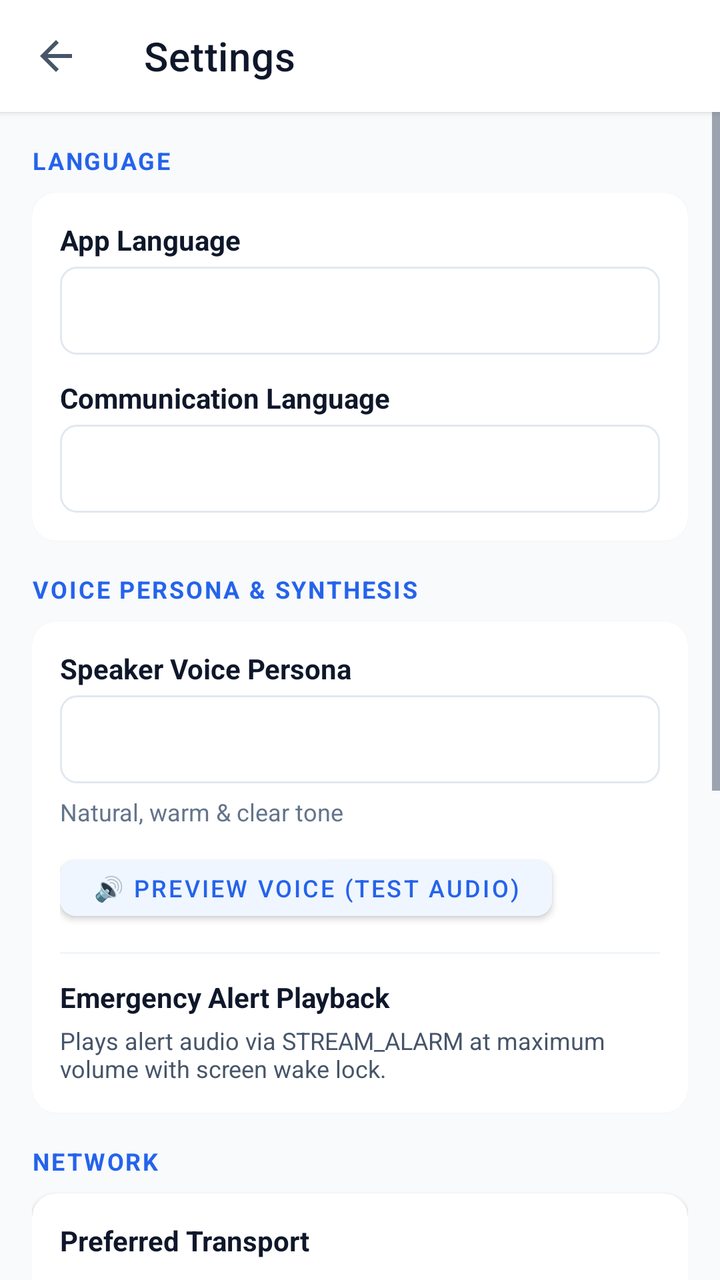
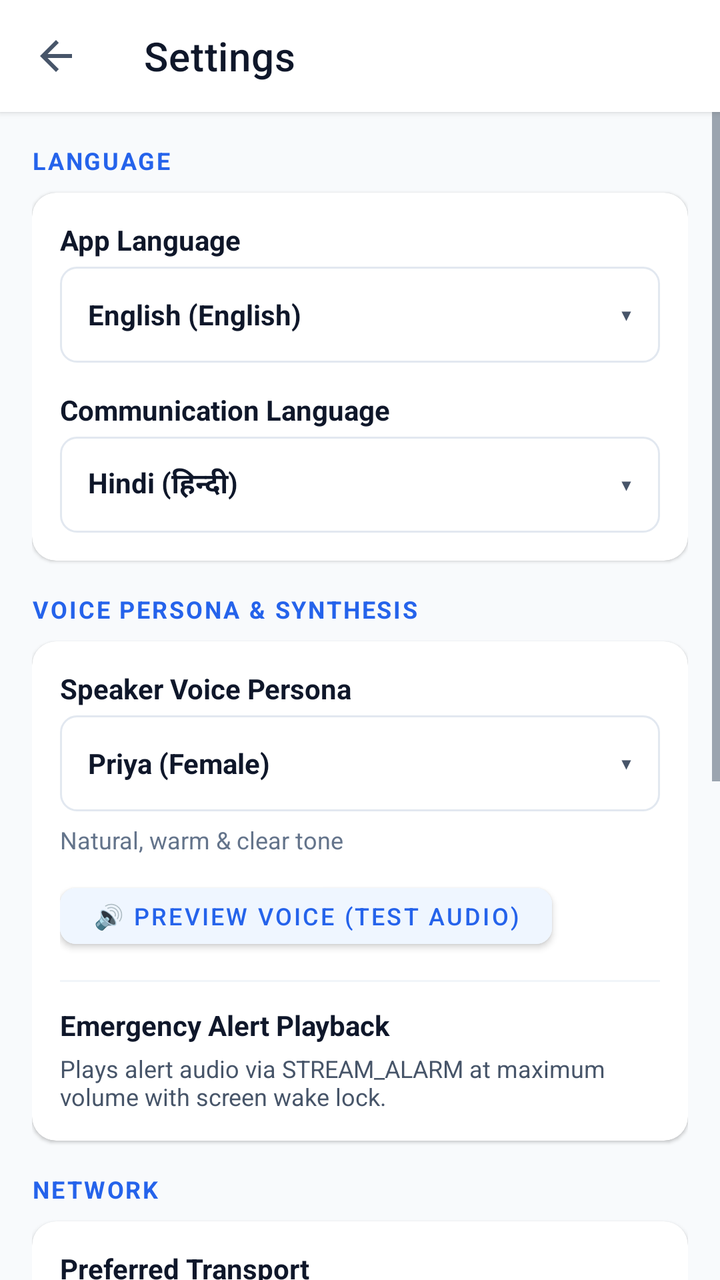

Before-and-after screenshots of an Android layout around one commit, followed by the original layout XML and the change that was made.
<!-- AndroidManifest.xml: application theme Theme.ITantra -->
<!-- res/layout/activity_settings.xml -->
<?xml version="1.0" encoding="utf-8"?>
<LinearLayout
    xmlns:android="http://schemas.android.com/apk/res/android"
    xmlns:app="http://schemas.android.com/apk/res-auto"
    android:layout_width="match_parent"
    android:layout_height="match_parent"
    android:orientation="vertical"
    android:background="@color/bg_screen">

    
    <androidx.appcompat.widget.Toolbar
        android:id="@+id/toolbar"
        android:layout_width="match_parent"
        android:layout_height="?attr/actionBarSize"
        android:background="@color/bg_card"
        android:elevation="2dp"
        app:title="@string/title_settings"
        app:titleTextColor="@color/text_primary"
        app:navigationIcon="?attr/homeAsUpIndicator"/>

    <ScrollView
        android:layout_width="match_parent"
        android:layout_height="match_parent"
        android:fillViewport="true">

        <LinearLayout
            android:layout_width="match_parent"
            android:layout_height="wrap_content"
            android:orientation="vertical"
            android:padding="16dp">

            
            <TextView
                android:layout_width="wrap_content"
                android:layout_height="wrap_content"
                android:text="@string/section_language"
                android:textColor="@color/primary_blue"
                android:textSize="12sp"
                android:textStyle="bold"
                android:letterSpacing="0.08"
                android:layout_marginBottom="8dp"/>

            <androidx.cardview.widget.CardView
                android:layout_width="match_parent"
                android:layout_height="wrap_content"
                android:layout_marginBottom="16dp"
                app:cardBackgroundColor="@color/bg_card"
                app:cardCornerRadius="12dp"
                app:cardElevation="1dp">

                <LinearLayout
                    android:layout_width="match_parent"
                    android:layout_height="wrap_content"
                    android:orientation="vertical"
                    android:padding="14dp">

                    <TextView
                        android:layout_width="wrap_content"
                        android:layout_height="wrap_content"
                        android:text="@string/label_app_language"
                        android:textColor="@color/text_primary"
                        android:textSize="14sp"
                        android:textStyle="bold"
                        android:layout_marginBottom="4dp"/>

                    <Spinner
                        android:id="@+id/settingsSpinnerAppLang"
                        android:saveEnabled="false"
                        android:layout_width="match_parent"
                        android:layout_height="44dp"
                        android:background="@drawable/bg_selector_box"
                        android:layout_marginBottom="12dp"/>

                    <TextView
                        android:layout_width="wrap_content"
                        android:layout_height="wrap_content"
                        android:text="@string/label_comm_language"
                        android:textColor="@color/text_primary"
                        android:textSize="14sp"
                        android:textStyle="bold"
                        android:layout_marginBottom="4dp"/>

                    <Spinner
                        android:id="@+id/settingsSpinnerCommLang"
                        android:saveEnabled="false"
                        android:layout_width="match_parent"
                        android:layout_height="44dp"
                        android:background="@drawable/bg_selector_box"/>
                </LinearLayout>
            </androidx.cardview.widget.CardView>

            
            <TextView
                android:layout_width="wrap_content"
                android:layout_height="wrap_content"
                android:text="VOICE PERSONA &amp; SYNTHESIS"
                android:textColor="@color/primary_blue"
                android:textSize="12sp"
                android:textStyle="bold"
                android:letterSpacing="0.08"
                android:layout_marginBottom="8dp"/>

            <androidx.cardview.widget.CardView
                android:layout_width="match_parent"
                android:layout_height="wrap_content"
                android:layout_marginBottom="16dp"
                app:cardBackgroundColor="@color/bg_card"
                app:cardCornerRadius="12dp"
                app:cardElevation="1dp">

                <LinearLayout
                    android:layout_width="match_parent"
                    android:layout_height="wrap_content"
                    android:orientation="vertical"
                    android:padding="14dp">

                    <TextView
                        android:layout_width="wrap_content"
                        android:layout_height="wrap_content"
                        android:text="Speaker Voice Persona"
                        android:textColor="@color/text_primary"
                        android:textSize="14sp"
                        android:textStyle="bold"
                        android:layout_marginBottom="4dp"/>

                    <Spinner
                        android:id="@+id/settingsSpinnerVoice"
                        android:layout_width="match_parent"
                        android:layout_height="44dp"
                        android:background="@drawable/bg_selector_box"
                        android:layout_marginBottom="6dp"/>

                    <TextView
                        android:id="@+id/tvVoiceDescription"
                        android:layout_width="wrap_content"
                        android:layout_height="wrap_content"
                        android:text="Natural, warm &amp; clear tone"
                        android:textColor="@color/text_muted"
                        android:textSize="12sp"
                        android:layout_marginBottom="10dp"/>

                    <com.google.android.material.button.MaterialButton
                        android:id="@+id/btnPreviewVoice"
                        android:layout_width="wrap_content"
                        android:layout_height="40dp"
                        android:text="🔊 Preview Voice (Test Audio)"
                        android:textColor="@color/primary_blue"
                        android:backgroundTint="@color/primary_blue_light"
                        android:textSize="12sp"
                        app:cornerRadius="8dp"
                        style="@style/Widget.MaterialComponents.Button"/>

                    <View
                        android:layout_width="match_parent"
                        android:layout_height="1dp"
                        android:background="@color/bg_card_secondary"
                        android:layout_marginTop="12dp"
                        android:layout_marginBottom="12dp"/>

                    <TextView
                        android:layout_width="wrap_content"
                        android:layout_height="wrap_content"
                        android:text="@string/label_alert_volume"
                        android:textColor="@color/text_primary"
                        android:textSize="14sp"
                        android:textStyle="bold"/>

                    <TextView
                        android:layout_width="wrap_content"
                        android:layout_height="wrap_content"
                        android:text="@string/desc_alert_volume"
                        android:textColor="@color/text_secondary"
                        android:textSize="12sp"
                        android:layout_marginTop="4dp"/>
                </LinearLayout>
            </androidx.cardview.widget.CardView>

            
            <TextView
                android:layout_width="wrap_content"
                android:layout_height="wrap_content"
                android:text="@string/section_network"
                android:textColor="@color/primary_blue"
                android:textSize="12sp"
                android:textStyle="bold"
                android:letterSpacing="0.08"
                android:layout_marginBottom="8dp"/>

            <androidx.cardview.widget.CardView
                android:layout_width="match_parent"
                android:layout_height="wrap_content"
                android:layout_marginBottom="16dp"
                app:cardBackgroundColor="@color/bg_card"
                app:cardCornerRadius="12dp"
                app:cardElevation="1dp">

                <LinearLayout
                    android:layout_width="match_parent"
                    android:layout_height="wrap_content"
                    android:orientation="vertical"
                    android:padding="14dp">

                    <TextView
                        android:layout_width="wrap_content"
                        android:layout_height="wrap_content"
                        android:text="@string/pref_transport"
                        android:textColor="@color/text_primary"
                        android:textSize="14sp"
                        android:textStyle="bold"
                        android:layout_marginBottom="6dp"/>

                    <RadioGroup
                        android:id="@+id/rgTransport"
                        android:layout_width="match_parent"
                        android:layout_height="wrap_content">

                        <RadioButton
                            android:id="@+id/rbWifi"
                            android:layout_width="match_parent"
                            android:layout_height="wrap_content"
                            android:text="@string/transport_wifi"
                            android:textColor="@color/text_primary"
                            android:checked="true"/>

                        <RadioButton
                            android:id="@+id/rbBluetooth"
                            android:layout_width="match_parent"
                            android:layout_height="wrap_content"
                            android:text="@string/transport_bluetooth"
                            android:textColor="@color/text_primary"/>
                    </RadioGroup>

                    <TextView
                        android:id="@+id/tvTransportHint"
                        android:layout_width="wrap_content"
                        android:layout_height="wrap_content"
                        android:text="Wi-Fi Hotspot: 192.168.43.1:54321 · Infrastructure-free"
                        android:textColor="@color/text_muted"
                        android:textSize="11sp"
                        android:layout_marginTop="6dp"/>
                </LinearLayout>
            </androidx.cardview.widget.CardView>

            
            <LinearLayout
                android:layout_width="match_parent"
                android:layout_height="wrap_content"
                android:orientation="horizontal"
                android:gravity="center_vertical"
                android:layout_marginBottom="8dp">

                <TextView
                    android:layout_width="0dp"
                    android:layout_height="wrap_content"
                    android:layout_weight="1"
                    android:text="@string/section_models"
                    android:textColor="@color/primary_blue"
                    android:textSize="12sp"
                    android:textStyle="bold"
                    android:letterSpacing="0.08"/>

                <com.google.android.material.button.MaterialButton
                    android:id="@+id/btnQuickDemoSetup"
                    android:layout_width="wrap_content"
                    android:layout_height="32dp"
                    android:text="⚡ Demo Setup"
                    android:textSize="11sp"
                    android:textColor="@color/primary_blue"
                    app:backgroundTint="@color/primary_blue_light"
                    app:cornerRadius="6dp"
                    android:paddingStart="8dp"
                    android:paddingEnd="8dp"
                    android:minWidth="0dp"
                    android:minHeight="0dp"
                    android:layout_marginEnd="6dp"
                    style="@style/Widget.MaterialComponents.Button"/>

                <com.google.android.material.button.MaterialButton
                    android:id="@+id/btnImportModel"
                    android:layout_width="wrap_content"
                    android:layout_height="32dp"
                    android:text="📁 Import .onnx"
                    android:textSize="11sp"
                    android:textColor="@color/primary_blue"
                    app:backgroundTint="@color/primary_blue_light"
                    app:cornerRadius="6dp"
                    android:paddingStart="8dp"
                    android:paddingEnd="8dp"
                    android:minWidth="0dp"
                    android:minHeight="0dp"
                    style="@style/Widget.MaterialComponents.Button"/>
            </LinearLayout>

            <androidx.cardview.widget.CardView
                android:layout_width="match_parent"
                android:layout_height="wrap_content"
                android:layout_marginBottom="16dp"
                app:cardBackgroundColor="@color/bg_card"
                app:cardCornerRadius="12dp"
                app:cardElevation="1dp">

                <LinearLayout
                    android:id="@+id/layoutModelsList"
                    android:layout_width="match_parent"
                    android:layout_height="wrap_content"
                    android:orientation="vertical"
                    android:padding="12dp"/>
            </androidx.cardview.widget.CardView>

            
            <TextView
                android:layout_width="wrap_content"
                android:layout_height="wrap_content"
                android:text="@string/section_about"
                android:textColor="@color/primary_blue"
                android:textSize="12sp"
                android:textStyle="bold"
                android:letterSpacing="0.08"
                android:layout_marginBottom="8dp"/>

            <androidx.cardview.widget.CardView
                android:layout_width="match_parent"
                android:layout_height="wrap_content"
                android:layout_marginBottom="24dp"
                app:cardBackgroundColor="@color/bg_card"
                app:cardCornerRadius="12dp"
                app:cardElevation="1dp">

                <LinearLayout
                    android:layout_width="match_parent"
                    android:layout_height="wrap_content"
                    android:orientation="vertical"
                    android:padding="14dp">

                    <TextView
                        android:layout_width="wrap_content"
                        android:layout_height="wrap_content"
                        android:text="@string/about_title"
                        android:textColor="@color/primary_blue"
                        android:textSize="15sp"
                        android:textStyle="bold"/>

                    <TextView
                        android:layout_width="wrap_content"
                        android:layout_height="wrap_content"
                        android:text="@string/about_desc"
                        android:textColor="@color/text_secondary"
                        android:textSize="12sp"
                        android:lineSpacingExtra="3dp"
                        android:layout_marginTop="6dp"/>
                </LinearLayout>
            </androidx.cardview.widget.CardView>

        </LinearLayout>
    </ScrollView>
</LinearLayout>
<!-- resources referenced by this layout -->
<resources>
  <color name="bg_card">#FFFFFF</color>
  <color name="bg_card_secondary">#F1F5F9</color>
  <color name="bg_screen">#F8FAFC</color>
  <color name="primary_blue">#2563EB</color>
  <color name="primary_blue_light">#EFF6FF</color>
  <color name="text_muted">#64748B</color>
  <color name="text_primary">#0F172A</color>
  <color name="text_secondary">#475569</color>
  <!-- drawable bg_selector_box (drawable) -->
  <?xml version="1.0" encoding="utf-8"?>
  <shape xmlns:android="http://schemas.android.com/apk/res/android">
      <solid android:color="@color/bg_card"/>
      <corners android:radius="8dp"/>
      <stroke android:width="1dp" android:color="@color/border_card"/>
  </shape>
  <string name="about_desc">Smart India Hackathon 2024 · Problem ID: 26173\nIndian Multilingual TTS &amp; STT Aided Neural Transceiver Radio Access for Low Bitrate Links\nDeveloped by Team DEPSTAR · CHARUSAT</string>
  <string name="about_title">iTantra — Neural Voice Transceiver</string>
  <string name="desc_alert_volume">Plays alert audio via STREAM_ALARM at maximum volume with screen wake lock.</string>
  <string name="label_alert_volume">Emergency Alert Playback</string>
  <string name="label_app_language">App Language</string>
  <string name="label_comm_language">Communication Language</string>
  <string name="pref_transport">Preferred Transport</string>
  <string name="section_about">ABOUT</string>
  <string name="section_language">LANGUAGE</string>
  <string name="section_models">LOCAL AI MODELS</string>
  <string name="section_network">NETWORK</string>
  <string name="title_settings">Settings</string>
  <string name="transport_bluetooth">Bluetooth Classic RFCOMM (Fallback)</string>
  <string name="transport_wifi">Wi-Fi Hotspot (Primary)</string>
  <style name="Theme.ITantra" parent="Theme.MaterialComponents.Light.NoActionBar">
          
          <item name="colorPrimary">@color/primary_blue</item>
          <item name="colorPrimaryVariant">@color/primary_blue_dark</item>
          <item name="colorOnPrimary">@color/text_inverse</item>
  
          
          <item name="colorSecondary">@color/primary_blue</item>
          <item name="colorSecondaryVariant">@color/primary_blue_dark</item>
          <item name="colorOnSecondary">@color/text_inverse</item>
  
          
          <item name="android:statusBarColor">@color/bg_screen</item>
          <item name="android:windowLightStatusBar">true</item>
  
          
          <item name="android:windowBackground">@color/bg_screen</item>
          <item name="android:textColorPrimary">@color/text_primary</item>
          <item name="android:textColorSecondary">@color/text_secondary</item>
      </style>
  <color name="border_card">#E2E8F0</color>
  <color name="primary_blue_dark">#1D4ED8</color>
  <color name="text_inverse">#FFFFFF</color>
</resources>

<!-- the commit's change to res/layout/activity_settings.xml (unified diff, before → after) -->
@@ -63,13 +63,35 @@
                         android:textStyle="bold"
                         android:layout_marginBottom="4dp"/>
 
-                    <Spinner
-                        android:id="@+id/settingsSpinnerAppLang"
-                        android:saveEnabled="false"
+                    <LinearLayout
+                        android:id="@+id/layoutSettingsAppLangPicker"
                         android:layout_width="match_parent"
-                        android:layout_height="44dp"
+                        android:layout_height="48dp"
                         android:background="@drawable/bg_selector_box"
-                        android:layout_marginBottom="12dp"/>
+                        android:gravity="center_vertical"
+                        android:paddingStart="14dp"
+                        android:paddingEnd="14dp"
+                        android:clickable="true"
+                        android:focusable="true"
+                        android:layout_marginBottom="14dp">
+
+                        <TextView
+                            android:id="@+id/tvSettingsCurrentAppLang"
+                            android:layout_width="0dp"
+                            android:layout_height="wrap_content"
+                            android:layout_weight="1"
+                            android:text="English (English)"
+                            android:textColor="@color/text_primary"
+                            android:textSize="14sp"
+                            android:textStyle="bold"/>
+
+                        <TextView
+                            android:layout_width="wrap_content"
+                            android:layout_height="wrap_content"
+                            android:text="▾"
+                            android:textColor="@color/text_secondary"
+                            android:textSize="16sp"/>
+                    </LinearLayout>
 
                     <TextView
                         android:layout_width="wrap_content"
@@ -80,12 +102,34 @@
                         android:textStyle="bold"
                         android:layout_marginBottom="4dp"/>
 
-                    <Spinner
-                        android:id="@+id/settingsSpinnerCommLang"
-                        android:saveEnabled="false"
+                    <LinearLayout
+                        android:id="@+id/layoutSettingsCommLangPicker"
                         android:layout_width="match_parent"
-                        android:layout_height="44dp"
-                        android:background="@drawable/bg_selector_box"/>
+                        android:layout_height="48dp"
+                        android:background="@drawable/bg_selector_box"
+                        android:gravity="center_vertical"
+                        android:paddingStart="14dp"
+                        android:paddingEnd="14dp"
+                        android:clickable="true"
+                        android:focusable="true">
+
+                        <TextView
+                            android:id="@+id/tvSettingsCurrentCommLang"
+                            android:layout_width="0dp"
+                            android:layout_height="wrap_content"
+                            android:layout_weight="1"
+                            android:text="Hindi (हिन्दी)"
+                            android:textColor="@color/text_primary"
+                            android:textSize="14sp"
+                            android:textStyle="bold"/>
+
+                        <TextView
+                            android:layout_width="wrap_content"
+                            android:layout_height="wrap_content"
+                            android:text="▾"
+                            android:textColor="@color/text_secondary"
+                            android:textSize="16sp"/>
+                    </LinearLayout>
                 </LinearLayout>
             </androidx.cardview.widget.CardView>
 
@@ -123,12 +167,35 @@
                         android:textStyle="bold"
                         android:layout_marginBottom="4dp"/>
 
-                    <Spinner
-                        android:id="@+id/settingsSpinnerVoice"
+                    <LinearLayout
+                        android:id="@+id/layoutSettingsVoicePicker"
                         android:layout_width="match_parent"
-                        android:layout_height="44dp"
+                        android:layout_height="48dp"
                         android:background="@drawable/bg_selector_box"
-                        android:layout_marginBottom="6dp"/>
+                        android:gravity="center_vertical"
+                        android:paddingStart="14dp"
+                        android:paddingEnd="14dp"
+                        android:clickable="true"
+                        android:focusable="true"
+                        android:layout_marginBottom="6dp">
+
+                        <TextView
+                            android:id="@+id/tvSettingsCurrentVoice"
+                            android:layout_width="0dp"
+                            android:layout_height="wrap_content"
+                            android:layout_weight="1"
+                            android:text="Priya (Female)"
+                            android:textColor="@color/text_primary"
+                            android:textSize="14sp"
+                            android:textStyle="bold"/>
+
+                        <TextView
+                            android:layout_width="wrap_content"
+                            android:layout_height="wrap_content"
+                            android:text="▾"
+                            android:textColor="@color/text_secondary"
+                            android:textSize="16sp"/>
+                    </LinearLayout>
 
                     <TextView
                         android:id="@+id/tvVoiceDescription"
